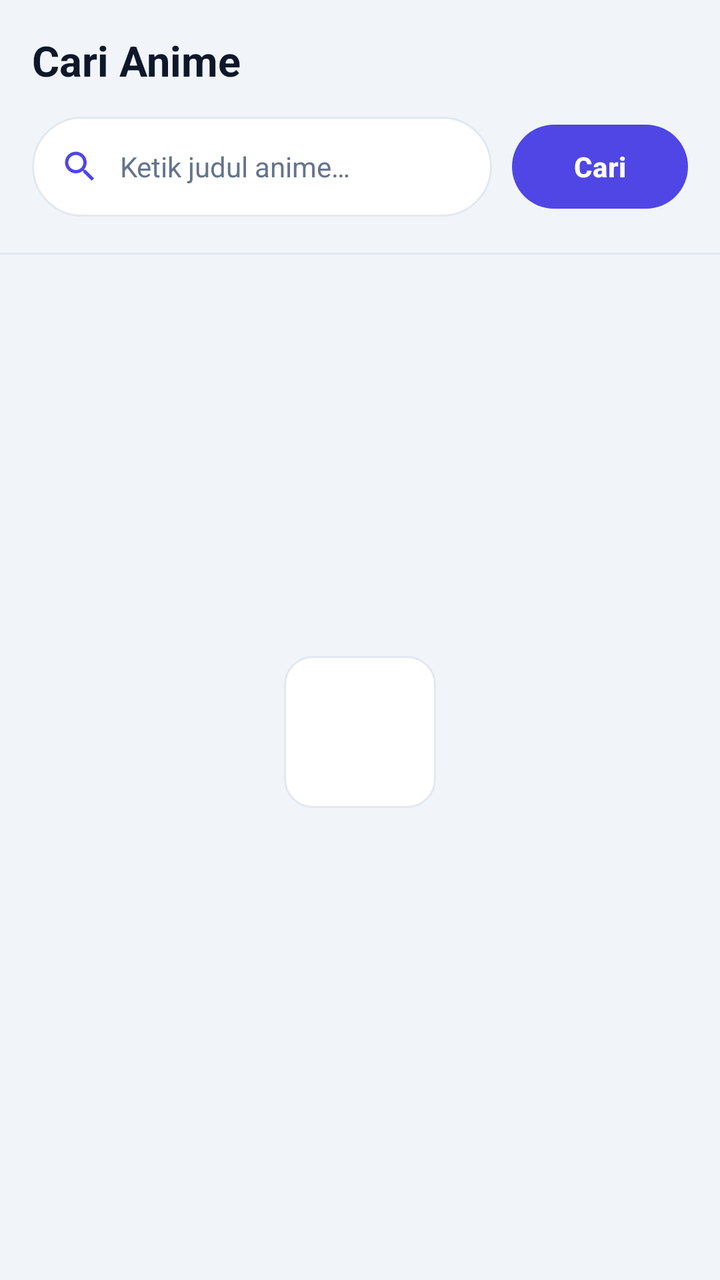
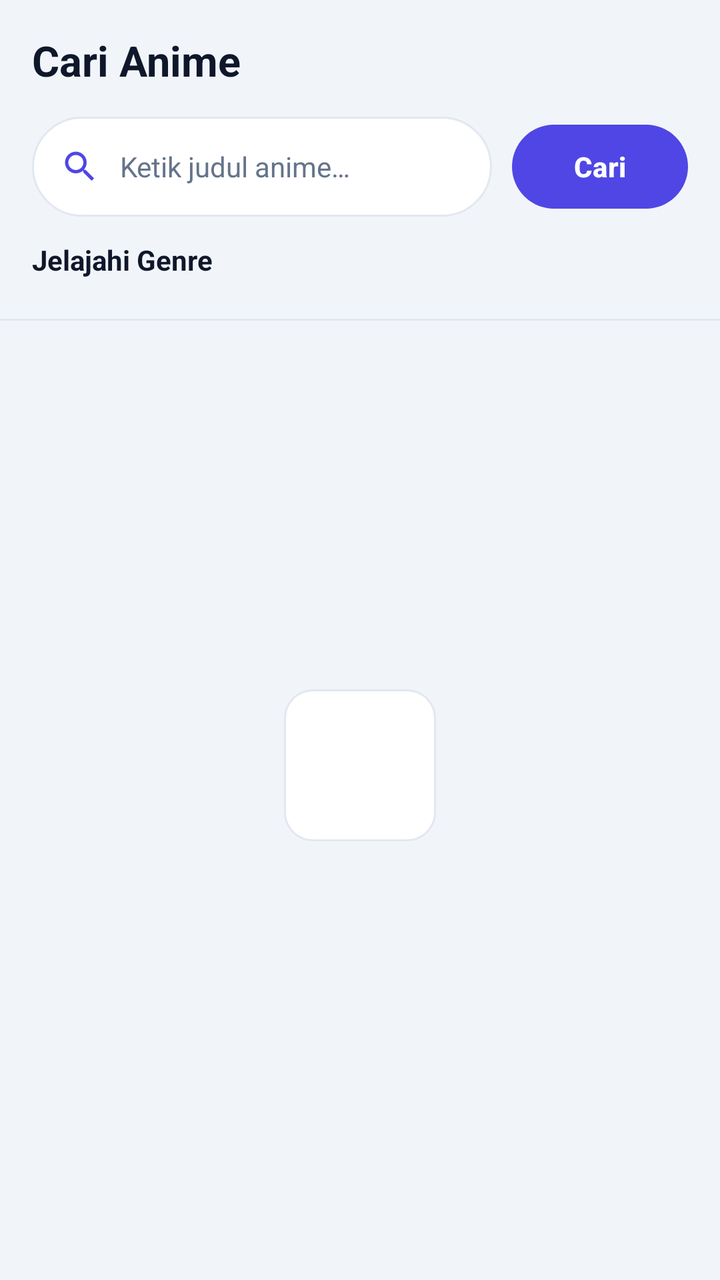

Compare the two renders of this Android layout. The source of the first and the diff that turns it into the second are given below.
<!-- AndroidManifest.xml: application theme Theme.AniStream -->
<!-- res/layout/fragment_search.xml -->
<?xml version="1.0" encoding="utf-8"?>
<LinearLayout xmlns:android="http://schemas.android.com/apk/res/android"
    xmlns:app="http://schemas.android.com/apk/res-auto"
    android:layout_width="match_parent"
    android:layout_height="match_parent"
    android:background="@color/window_bg"
    android:orientation="vertical">

    <TextView
        android:layout_width="match_parent"
        android:layout_height="wrap_content"
        android:paddingEnd="16dp"
        android:paddingStart="16dp"
        android:paddingTop="16dp"
        android:paddingBottom="6dp"
        android:text="@string/section_search"
        android:textColor="@color/text_primary"
        android:textSize="21sp"
        android:textStyle="bold" />

    
    <LinearLayout
        android:layout_width="match_parent"
        android:layout_height="wrap_content"
        android:gravity="center_vertical"
        android:orientation="horizontal"
        android:paddingEnd="16dp"
        android:paddingStart="16dp"
        android:paddingVertical="8dp">

        <LinearLayout
            android:layout_width="0dp"
            android:layout_height="50dp"
            android:layout_weight="1"
            android:background="@drawable/bg_search_field"
            android:gravity="center_vertical"
            android:orientation="horizontal"
            android:paddingEnd="8dp"
            android:paddingStart="14dp">

            <ImageView
                android:layout_width="20dp"
                android:layout_height="20dp"
                android:contentDescription="@string/btn_search"
                android:src="@drawable/ic_search"
                app:tint="?attr/colorPrimary" />

            <EditText
                android:id="@+id/input"
                android:layout_width="0dp"
                android:layout_height="match_parent"
                android:layout_marginStart="10dp"
                android:layout_weight="1"
                android:background="@null"
                android:hint="@string/hint_search"
                android:imeOptions="actionSearch"
                android:importantForAutofill="no"
                android:inputType="text"
                android:maxLines="1"
                android:paddingVertical="0dp"
                android:textColor="@color/text_primary"
                android:textColorHint="@color/text_secondary"
                android:textSize="14sp" />

            <ImageButton
                android:id="@+id/btnClear"
                android:layout_width="34dp"
                android:layout_height="34dp"
                android:background="?attr/selectableItemBackgroundBorderless"
                android:contentDescription="@string/clear_query"
                android:src="@drawable/ic_close"
                android:visibility="gone"
                app:tint="@color/text_secondary" />
        </LinearLayout>

        <com.google.android.material.button.MaterialButton
            android:id="@+id/btnSearch"
            android:layout_width="wrap_content"
            android:layout_height="50dp"
            android:layout_marginStart="10dp"
            android:paddingHorizontal="22dp"
            android:text="@string/btn_search"
            android:textAllCaps="false"
            android:textSize="14sp"
            android:textStyle="bold"
            app:cornerRadius="25dp" />
    </LinearLayout>

    
    <LinearLayout
        android:id="@+id/recentsBox"
        android:layout_width="match_parent"
        android:layout_height="wrap_content"
        android:orientation="vertical"
        android:paddingEnd="16dp"
        android:paddingStart="16dp"
        android:paddingTop="6dp"
        android:visibility="gone">

        <LinearLayout
            android:layout_width="match_parent"
            android:layout_height="wrap_content"
            android:gravity="center_vertical"
            android:orientation="horizontal"
            android:paddingBottom="6dp">

            <TextView
                android:layout_width="0dp"
                android:layout_height="wrap_content"
                android:layout_weight="1"
                android:text="@string/recents_title"
                android:textColor="@color/text_primary"
                android:textSize="14sp"
                android:textStyle="bold" />

            <com.google.android.material.button.MaterialButton
                android:id="@+id/uiClearRecents"
                style="@style/Widget.Material3.Button.TextButton"
                android:layout_width="wrap_content"
                android:layout_height="wrap_content"
                android:minHeight="0dp"
                android:paddingHorizontal="4dp"
                android:text="@string/clear_search_history"
                android:textAllCaps="false"
                android:textColor="?attr/colorPrimary"
                android:textSize="12sp" />
        </LinearLayout>

        <HorizontalScrollView
            android:layout_width="match_parent"
            android:layout_height="wrap_content"
            android:scrollbars="none">

            <LinearLayout
                android:id="@+id/recentsList"
                android:layout_width="wrap_content"
                android:layout_height="wrap_content"
                android:orientation="horizontal" />
        </HorizontalScrollView>
    </LinearLayout>

    <View
        android:layout_width="match_parent"
        android:layout_height="1dp"
        android:layout_marginTop="10dp"
        android:background="@color/border" />

    
    <FrameLayout
        android:layout_width="match_parent"
        android:layout_height="0dp"
        android:layout_weight="1">

        <androidx.recyclerview.widget.RecyclerView
            android:id="@+id/recycler"
            android:layout_width="match_parent"
            android:layout_height="match_parent"
            android:clipToPadding="false"
            android:paddingEnd="6dp"
            android:paddingStart="6dp"
            android:paddingTop="10dp"
            android:scrollbars="vertical" />

        <LinearLayout
            android:id="@+id/emptyBox"
            android:layout_width="match_parent"
            android:layout_height="match_parent"
            android:gravity="center"
            android:orientation="vertical"
            android:padding="32dp">

            <FrameLayout
                android:layout_width="76dp"
                android:layout_height="76dp"
                android:background="@drawable/ui_bg_icon_button">

                <ImageView
                    android:id="@+id/emptyIcon"
                    android:layout_width="34dp"
                    android:layout_height="34dp"
                    android:layout_gravity="center"
                    android:alpha="0.75"
                    android:contentDescription="@string/section_search"
                    app:tint="?attr/colorPrimary" />
            </FrameLayout>

            <TextView
                android:id="@+id/empty"
                android:layout_width="wrap_content"
                android:layout_height="wrap_content"
                android:layout_marginTop="16dp"
                android:gravity="center"
                android:lineSpacingExtra="5dp"
                android:textColor="@color/text_secondary"
                android:textSize="14sp" />
        </LinearLayout>

        <ProgressBar
            android:id="@+id/progress"
            android:layout_width="wrap_content"
            android:layout_height="wrap_content"
            android:layout_gravity="center"
            android:visibility="gone" />
    </FrameLayout>
</LinearLayout>
<!-- resources referenced by this layout -->
<resources>
  <color name="border">#E2E8F0</color>
  <color name="text_primary">#0F172A</color>
  <color name="text_secondary">#64748B</color>
  <color name="window_bg">#F1F5F9</color>
  <!-- drawable bg_search_field (drawable) -->
  <?xml version="1.0" encoding="utf-8"?>
  <shape xmlns:android="http://schemas.android.com/apk/res/android" android:shape="rectangle">
      <solid android:color="@color/card_bg" />
      <corners android:radius="26dp" />
      <stroke android:width="1dp" android:color="@color/divider" />
  </shape>
  <!-- drawable ic_close (drawable) -->
  <vector xmlns:android="http://schemas.android.com/apk/res/android"
      android:width="24dp" android:height="24dp"
      android:viewportWidth="24" android:viewportHeight="24">
      <path android:fillColor="#FFFFFFFF"
          android:pathData="M19,6.41L17.59,5 12,10.59 6.41,5 5,6.41 10.59,12 5,17.59 6.41,19 12,13.41 17.59,19 19,17.59 13.41,12z" />
  </vector>
  <!-- drawable ic_search (drawable) -->
  <vector xmlns:android="http://schemas.android.com/apk/res/android" android:width="24dp" android:height="24dp" android:viewportWidth="24" android:viewportHeight="24">
      <path android:fillColor="#FFFFFFFF" android:pathData="M15.5,14h-0.79l-0.28,-0.27C15.41,12.59 16,11.11 16,9.5 16,5.91 13.09,3 9.5,3S3,5.91 3,9.5 5.91,16 9.5,16c1.61,0 3.09,-0.59 4.23,-1.57l0.27,0.28v0.79l5,4.99L20.49,19l-4.99,-5zM9.5,14C7.01,14 5,11.99 5,9.5S7.01,5 9.5,5 14,7.01 14,9.5 11.99,14 9.5,14z"/>
  </vector>
  <!-- drawable ui_bg_icon_button (drawable) -->
  <?xml version="1.0" encoding="utf-8"?>
  <shape xmlns:android="http://schemas.android.com/apk/res/android" android:shape="rectangle">
      <solid android:color="@color/card_bg" />
      <corners android:radius="14dp" />
      <stroke android:width="1dp" android:color="@color/border" />
  </shape>
  <string name="btn_search">Cari</string>
  <string name="clear_query">Hapus teks</string>
  <string name="clear_search_history">Hapus riwayat pencarian</string>
  <string name="hint_search">Ketik judul anime…</string>
  <string name="recents_title">Pencarian Terakhir</string>
  <string name="section_search">Cari Anime</string>
  <style name="Theme.AniStream" parent="Theme.Material3.DayNight.NoActionBar">
          <item name="colorPrimary">@color/primary</item>
          <item name="colorOnPrimary">@color/on_primary</item>
          
          <item name="colorPrimaryContainer">@color/accent_soft</item>
          <item name="colorSecondary">@color/accent</item>
          <item name="colorOnSecondary">@color/on_primary</item>
          <item name="colorSurface">@color/card_bg</item>
          
          <item name="colorOutline">@color/border</item>
          <item name="colorOutlineVariant">@color/border</item>
          <item name="android:colorBackground">@color/window_bg</item>
          <item name="android:textColorPrimary">@color/text_primary</item>
          <item name="android:textColorSecondary">@color/text_secondary</item>
          <item name="android:windowBackground">@color/window_bg</item>
          <item name="android:statusBarColor">@color/window_bg</item>
          <item name="android:navigationBarColor">@color/nav_bg</item>
      </style>
  <color name="card_bg">#FFFFFF</color>
  <color name="divider">#E2E8F0</color>
  <color name="primary">#4F46E5</color>
  <color name="on_primary">#FFFFFF</color>
  <color name="accent_soft">#E0E7FF</color>
  <color name="accent">#4F46E5</color>
  <color name="nav_bg">#FFFFFF</color>
</resources>

<!-- the commit's change to res/layout/fragment_search.xml (unified diff, before → after) -->
@@ -87,6 +87,37 @@
     </LinearLayout>
 
     
+    <TextView
+        android:layout_width="match_parent"
+        android:layout_height="wrap_content"
+        android:paddingEnd="16dp"
+        android:paddingStart="16dp"
+        android:paddingTop="4dp"
+        android:paddingBottom="2dp"
+        android:text="@string/genre_browse"
+        android:textColor="@color/text_primary"
+        android:textSize="14sp"
+        android:textStyle="bold" />
+
+    <HorizontalScrollView
+        android:layout_width="match_parent"
+        android:layout_height="wrap_content"
+        android:clipToPadding="false"
+        android:overScrollMode="never"
+        android:paddingEnd="16dp"
+        android:paddingStart="16dp"
+        android:scrollbars="none">
+
+        <LinearLayout
+            android:id="@+id/genreRow"
+            android:layout_width="wrap_content"
+            android:layout_height="wrap_content"
+            android:gravity="center_vertical"
+            android:orientation="horizontal"
+            android:paddingVertical="4dp" />
+    </HorizontalScrollView>
+
+    
     <LinearLayout
         android:id="@+id/recentsBox"
         android:layout_width="match_parent"
@@ -144,6 +175,18 @@
         android:layout_height="1dp"
         android:layout_marginTop="10dp"
         android:background="@color/border" />
+
+    
+    <TextView
+        android:id="@+id/searchCount"
+        android:layout_width="match_parent"
+        android:layout_height="wrap_content"
+        android:paddingEnd="16dp"
+        android:paddingStart="16dp"
+        android:paddingTop="8dp"
+        android:textColor="?attr/colorPrimary"
+        android:textSize="12sp"
+        android:visibility="gone" />
 
     
     <FrameLayout
<!-- resource entries referenced after the edit -->
@@ -32,6 +32,7 @@
   <string name="btn_search">Cari</string>
   <string name="clear_query">Hapus teks</string>
   <string name="clear_search_history">Hapus riwayat pencarian</string>
+  <string name="genre_browse">Jelajahi Genre</string>
   <string name="hint_search">Ketik judul anime…</string>
   <string name="recents_title">Pencarian Terakhir</string>
   <string name="section_search">Cari Anime</string>
